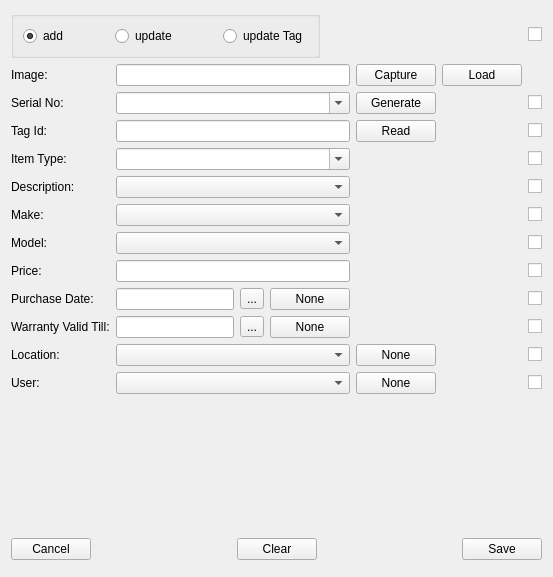
First picture: the form in GUI/uiFiles/Manage_Items.ui, repository aumanimationstudios/Grantha, before the edit.
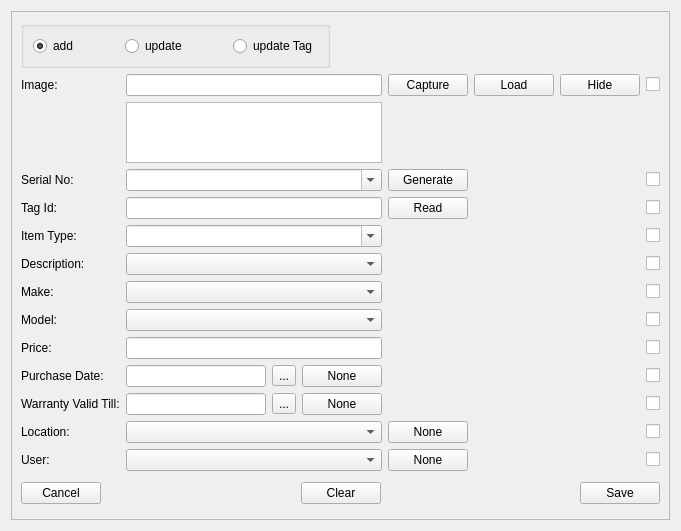
Second picture: the form after the edit.

Commit message: changes in storing images

Patch:
```diff
--- a/GUI/uiFiles/Manage_Items.ui
+++ b/GUI/uiFiles/Manage_Items.ui
@@ -6,24 +6,79 @@
    <rect>
     <x>0</x>
     <y>0</y>
-    <width>553</width>
-    <height>577</height>
+    <width>674</width>
+    <height>531</height>
    </rect>
   </property>
   <property name="windowTitle">
    <string>Form</string>
   </property>
-  <property name="styleSheet">
-   <string notr="true"/>
-  </property>
   <layout class="QGridLayout" name="gridLayout">
-   <item row="0" column="4">
-    <widget class="QCheckBox" name="imageCheckBox">
+   <item row="0" column="0">
+    <widget class="QFrame" name="frame_main">
+     <property name="frameShape">
+      <enum>QFrame::StyledPanel</enum>
+     </property>
+     <property name="frameShadow">
+      <enum>QFrame::Raised</enum>
+     </property>
+     <layout class="QGridLayout" name="gridLayout_2">
+      <item row="6" column="5">
+       <widget class="QCheckBox" name="descriptionCheckBox">
      <property name="text">
       <string/>
      </property>
     </widget>
    </item>
+      <item row="12" column="1">
+       <widget class="QComboBox" name="locationBox">
+        <property name="sizePolicy">
+         <sizepolicy hsizetype="MinimumExpanding" vsizetype="Fixed">
+          <horstretch>0</horstretch>
+          <verstretch>0</verstretch>
+         </sizepolicy>
+        </property>
+        <property name="editable">
+         <bool>false</bool>
+        </property>
+       </widget>
+      </item>
+      <item row="10" column="0">
+       <widget class="QLabel" name="label09">
+        <property name="sizePolicy">
+         <sizepolicy hsizetype="Fixed" vsizetype="Fixed">
+          <horstretch>0</horstretch>
+          <verstretch>0</verstretch>
+         </sizepolicy>
+        </property>
+        <property name="text">
+         <string>Purchase Date:</string>
+        </property>
+       </widget>
+      </item>
+      <item row="1" column="2">
+       <widget class="QPushButton" name="captureButton">
+        <property name="text">
+         <string>Capture</string>
+        </property>
+       </widget>
+      </item>
+      <item row="3" column="0">
+       <widget class="QLabel" name="label02">
+        <property name="sizePolicy">
+         <sizepolicy hsizetype="Fixed" vsizetype="Fixed">
+          <horstretch>0</horstretch>
+          <verstretch>0</verstretch>
+         </sizepolicy>
+        </property>
+        <property name="layoutDirection">
+         <enum>Qt::LeftToRight</enum>
+        </property>
+        <property name="text">
+         <string>Serial No:</string>
+        </property>
+       </widget>
+      </item>
    <item row="1" column="0">
     <widget class="QLabel" name="label01">
      <property name="sizePolicy">
@@ -40,8 +95,8 @@
      </property>
     </widget>
    </item>
-   <item row="11" column="1">
-    <widget class="QComboBox" name="locationBox">
+      <item row="7" column="1">
+       <widget class="QComboBox" name="makeBox">
      <property name="sizePolicy">
       <sizepolicy hsizetype="MinimumExpanding" vsizetype="Fixed">
        <horstretch>0</horstretch>
@@ -53,21 +108,7 @@
      </property>
     </widget>
    </item>
-   <item row="8" column="4">
-    <widget class="QCheckBox" name="priceCheckBox">
-     <property name="text">
-      <string/>
-     </property>
-    </widget>
-   </item>
-   <item row="12" column="4">
-    <widget class="QCheckBox" name="userCheckBox">
-     <property name="text">
-      <string/>
-     </property>
-    </widget>
-   </item>
-   <item row="9" column="1">
+      <item row="10" column="1">
     <layout class="QHBoxLayout" name="horizontalLayout_5">
      <item>
       <widget class="QLineEdit" name="purchaseBox">
@@ -98,8 +139,118 @@
      </item>
     </layout>
    </item>
+      <item row="11" column="1">
+       <layout class="QHBoxLayout" name="horizontalLayout_7">
+        <item>
+         <widget class="QLineEdit" name="validBox">
+          <property name="sizePolicy">
+           <sizepolicy hsizetype="MinimumExpanding" vsizetype="Fixed">
+            <horstretch>0</horstretch>
+            <verstretch>0</verstretch>
+           </sizepolicy>
+          </property>
+          <property name="readOnly">
+           <bool>true</bool>
+          </property>
+         </widget>
+        </item>
+        <item>
+         <widget class="QToolButton" name="validCal">
+          <property name="text">
+           <string>...</string>
+          </property>
+         </widget>
+        </item>
+        <item>
+         <widget class="QPushButton" name="validNoneButton">
+          <property name="text">
+           <string>None</string>
+          </property>
+         </widget>
+        </item>
+       </layout>
+      </item>
+      <item row="8" column="0">
+       <widget class="QLabel" name="label07">
+        <property name="sizePolicy">
+         <sizepolicy hsizetype="Fixed" vsizetype="Fixed">
+          <horstretch>0</horstretch>
+          <verstretch>0</verstretch>
+         </sizepolicy>
+        </property>
+        <property name="text">
+         <string>Model:</string>
+        </property>
+       </widget>
+      </item>
+      <item row="4" column="1">
+       <widget class="QLineEdit" name="tagIdBox">
+        <property name="sizePolicy">
+         <sizepolicy hsizetype="MinimumExpanding" vsizetype="Fixed">
+          <horstretch>0</horstretch>
+          <verstretch>0</verstretch>
+         </sizepolicy>
+        </property>
+        <property name="maxLength">
+         <number>30</number>
+        </property>
+        <property name="clearButtonEnabled">
+         <bool>true</bool>
+        </property>
+       </widget>
+      </item>
+      <item row="4" column="0">
+       <widget class="QLabel" name="label03">
+        <property name="sizePolicy">
+         <sizepolicy hsizetype="Fixed" vsizetype="Fixed">
+          <horstretch>0</horstretch>
+          <verstretch>0</verstretch>
+         </sizepolicy>
+        </property>
+        <property name="layoutDirection">
+         <enum>Qt::LeftToRight</enum>
+        </property>
+        <property name="text">
+         <string>Tag Id:</string>
+        </property>
+       </widget>
+      </item>
+      <item row="9" column="0">
+       <widget class="QLabel" name="label08">
+        <property name="sizePolicy">
+         <sizepolicy hsizetype="Fixed" vsizetype="Fixed">
+          <horstretch>0</horstretch>
+          <verstretch>0</verstretch>
+         </sizepolicy>
+        </property>
+        <property name="text">
+         <string>Price:</string>
+        </property>
+       </widget>
+      </item>
+      <item row="8" column="5">
+       <widget class="QCheckBox" name="modelCheckBox">
+        <property name="text">
+         <string/>
+        </property>
+       </widget>
+      </item>
+      <item row="3" column="2">
+       <widget class="QPushButton" name="generateButton">
+        <property name="text">
+         <string>Generate</string>
+        </property>
+       </widget>
+      </item>
+      <item row="11" column="5">
+       <widget class="QCheckBox" name="validCheckBox">
+        <property name="text">
+         <string/>
+        </property>
+       </widget>
+      </item>
    <item row="11" column="0">
-    <widget class="QLabel" name="label11">
+       <widget class="QLabel" name="label10">
      <property name="sizePolicy">
       <sizepolicy hsizetype="Fixed" vsizetype="Fixed">
        <horstretch>0</horstretch>
@@ -107,18 +258,45 @@
       </sizepolicy>
      </property>
      <property name="text">
-      <string>Location:</string>
+         <string>Warranty Valid Till:</string>
      </property>
     </widget>
    </item>
-   <item row="5" column="4">
-    <widget class="QCheckBox" name="descriptionCheckBox">
+      <item row="5" column="1">
+       <widget class="QComboBox" name="itemTypeBox">
+        <property name="sizePolicy">
+         <sizepolicy hsizetype="MinimumExpanding" vsizetype="Fixed">
+          <horstretch>0</horstretch>
+          <verstretch>0</verstretch>
+         </sizepolicy>
+        </property>
+        <property name="editable">
+         <bool>true</bool>
+        </property>
+       </widget>
+      </item>
+      <item row="13" column="5">
+       <widget class="QCheckBox" name="userCheckBox">
      <property name="text">
       <string/>
      </property>
     </widget>
    </item>
-   <item row="0" column="0" colspan="3">
+      <item row="9" column="5">
+       <widget class="QCheckBox" name="priceCheckBox">
+        <property name="text">
+         <string/>
+        </property>
+       </widget>
+      </item>
+      <item row="12" column="2">
+       <widget class="QPushButton" name="locationNoneButton">
+        <property name="text">
+         <string>None</string>
+        </property>
+       </widget>
+      </item>
+      <item row="0" column="0" colspan="2">
     <widget class="QGroupBox" name="groupBox">
      <property name="sizePolicy">
       <sizepolicy hsizetype="Fixed" vsizetype="Fixed">
@@ -141,7 +319,7 @@
        </widget>
       </item>
       <item>
-       <spacer name="horizontalSpacer">
+          <spacer name="horizontalSpacer_3">
         <property name="orientation">
          <enum>Qt::Horizontal</enum>
         </property>
@@ -183,63 +361,48 @@
      </layout>
     </widget>
    </item>
-   <item row="7" column="0">
-    <widget class="QLabel" name="label07">
-     <property name="sizePolicy">
-      <sizepolicy hsizetype="Fixed" vsizetype="Fixed">
-       <horstretch>0</horstretch>
-       <verstretch>0</verstretch>
-      </sizepolicy>
-     </property>
-     <property name="text">
-      <string>Model:</string>
-     </property>
-    </widget>
-   </item>
-   <item row="12" column="0">
-    <widget class="QLabel" name="label12">
-     <property name="sizePolicy">
-      <sizepolicy hsizetype="Fixed" vsizetype="Fixed">
-       <horstretch>0</horstretch>
-       <verstretch>0</verstretch>
-      </sizepolicy>
-     </property>
-     <property name="text">
-      <string>User:</string>
-     </property>
-    </widget>
-   </item>
-   <item row="7" column="4">
-    <widget class="QCheckBox" name="modelCheckBox">
-     <property name="text">
-      <string/>
-     </property>
-    </widget>
-   </item>
-   <item row="6" column="4">
-    <widget class="QCheckBox" name="makeCheckBox">
+      <item row="5" column="5">
+       <widget class="QCheckBox" name="itemTypeCheckBox">
      <property name="text">
       <string/>
      </property>
     </widget>
    </item>
    <item row="3" column="1">
-    <widget class="QLineEdit" name="tagIdBox">
+       <widget class="QComboBox" name="serialNoBox">
      <property name="sizePolicy">
       <sizepolicy hsizetype="MinimumExpanding" vsizetype="Fixed">
        <horstretch>0</horstretch>
        <verstretch>0</verstretch>
       </sizepolicy>
      </property>
-     <property name="maxLength">
-      <number>30</number>
-     </property>
-     <property name="clearButtonEnabled">
+        <property name="editable">
       <bool>true</bool>
      </property>
     </widget>
    </item>
-   <item row="14" column="0" colspan="5">
+      <item row="4" column="2">
+       <widget class="QPushButton" name="readButton">
+        <property name="text">
+         <string>Read</string>
+        </property>
+       </widget>
+      </item>
+      <item row="13" column="2">
+       <widget class="QPushButton" name="userNoneButton">
+        <property name="text">
+         <string>None</string>
+        </property>
+       </widget>
+      </item>
+      <item row="1" column="5">
+       <widget class="QCheckBox" name="imageCheckBox">
+        <property name="text">
+         <string/>
+        </property>
+       </widget>
+      </item>
+      <item row="14" column="0" colspan="6">
     <layout class="QHBoxLayout" name="horizontalLayout">
      <item>
       <widget class="QPushButton" name="cancelButton">
@@ -269,7 +432,7 @@
       </widget>
      </item>
      <item>
-      <spacer name="horizontalSpacer_3">
+         <spacer name="horizontalSpacer_8">
        <property name="orientation">
         <enum>Qt::Horizontal</enum>
        </property>
@@ -290,176 +453,7 @@
      </item>
     </layout>
    </item>
-   <item row="8" column="0">
-    <widget class="QLabel" name="label08">
-     <property name="sizePolicy">
-      <sizepolicy hsizetype="Fixed" vsizetype="Fixed">
-       <horstretch>0</horstretch>
-       <verstretch>0</verstretch>
-      </sizepolicy>
-     </property>
-     <property name="text">
-      <string>Price:</string>
-     </property>
-    </widget>
-   </item>
-   <item row="2" column="4">
-    <widget class="QCheckBox" name="serialNoCheckBox">
-     <property name="text">
-      <string/>
-     </property>
-    </widget>
-   </item>
-   <item row="12" column="2">
-    <widget class="QPushButton" name="userNoneButton">
-     <property name="text">
-      <string>None</string>
-     </property>
-    </widget>
-   </item>
    <item row="6" column="0">
-    <widget class="QLabel" name="label06">
-     <property name="sizePolicy">
-      <sizepolicy hsizetype="Fixed" vsizetype="Fixed">
-       <horstretch>0</horstretch>
-       <verstretch>0</verstretch>
-      </sizepolicy>
-     </property>
-     <property name="text">
-      <string>Make:</string>
-     </property>
-    </widget>
-   </item>
-   <item row="10" column="1">
-    <layout class="QHBoxLayout" name="horizontalLayout_7">
-     <item>
-      <widget class="QLineEdit" name="validBox">
-       <property name="sizePolicy">
-        <sizepolicy hsizetype="MinimumExpanding" vsizetype="Fixed">
-         <horstretch>0</horstretch>
-         <verstretch>0</verstretch>
-        </sizepolicy>
-       </property>
-       <property name="readOnly">
-        <bool>true</bool>
-       </property>
-      </widget>
-     </item>
-     <item>
-      <widget class="QToolButton" name="validCal">
-       <property name="text">
-        <string>...</string>
-       </property>
-      </widget>
-     </item>
-     <item>
-      <widget class="QPushButton" name="validNoneButton">
-       <property name="text">
-        <string>None</string>
-       </property>
-      </widget>
-     </item>
-    </layout>
-   </item>
-   <item row="3" column="0">
-    <widget class="QLabel" name="label03">
-     <property name="sizePolicy">
-      <sizepolicy hsizetype="Fixed" vsizetype="Fixed">
-       <horstretch>0</horstretch>
-       <verstretch>0</verstretch>
-      </sizepolicy>
-     </property>
-     <property name="layoutDirection">
-      <enum>Qt::LeftToRight</enum>
-     </property>
-     <property name="text">
-      <string>Tag Id:</string>
-     </property>
-    </widget>
-   </item>
-   <item row="3" column="2">
-    <widget class="QPushButton" name="readButton">
-     <property name="text">
-      <string>Read</string>
-     </property>
-    </widget>
-   </item>
-   <item row="8" column="1">
-    <widget class="QLineEdit" name="priceBox">
-     <property name="sizePolicy">
-      <sizepolicy hsizetype="MinimumExpanding" vsizetype="Fixed">
-       <horstretch>0</horstretch>
-       <verstretch>0</verstretch>
-      </sizepolicy>
-     </property>
-     <property name="maxLength">
-      <number>30</number>
-     </property>
-     <property name="clearButtonEnabled">
-      <bool>true</bool>
-     </property>
-    </widget>
-   </item>
-   <item row="2" column="2">
-    <widget class="QPushButton" name="generateButton">
-     <property name="text">
-      <string>Generate</string>
-     </property>
-    </widget>
-   </item>
-   <item row="6" column="1">
-    <widget class="QComboBox" name="makeBox">
-     <property name="sizePolicy">
-      <sizepolicy hsizetype="MinimumExpanding" vsizetype="Fixed">
-       <horstretch>0</horstretch>
-       <verstretch>0</verstretch>
-      </sizepolicy>
-     </property>
-     <property name="editable">
-      <bool>false</bool>
-     </property>
-    </widget>
-   </item>
-   <item row="9" column="0">
-    <widget class="QLabel" name="label09">
-     <property name="sizePolicy">
-      <sizepolicy hsizetype="Fixed" vsizetype="Fixed">
-       <horstretch>0</horstretch>
-       <verstretch>0</verstretch>
-      </sizepolicy>
-     </property>
-     <property name="text">
-      <string>Purchase Date:</string>
-     </property>
-    </widget>
-   </item>
-   <item row="2" column="1">
-    <widget class="QComboBox" name="serialNoBox">
-     <property name="sizePolicy">
-      <sizepolicy hsizetype="MinimumExpanding" vsizetype="Fixed">
-       <horstretch>0</horstretch>
-       <verstretch>0</verstretch>
-      </sizepolicy>
-     </property>
-     <property name="editable">
-      <bool>true</bool>
-     </property>
-    </widget>
-   </item>
-   <item row="13" column="1">
-    <spacer name="verticalSpacer_2">
-     <property name="orientation">
-      <enum>Qt::Vertical</enum>
-     </property>
-     <property name="sizeHint" stdset="0">
-      <size>
-       <width>20</width>
-       <height>40</height>
-      </size>
-     </property>
-    </spacer>
-   </item>
-   <item row="5" column="0">
     <widget class="QLabel" name="label05">
      <property name="sizePolicy">
       <sizepolicy hsizetype="Fixed" vsizetype="Fixed">
@@ -472,7 +466,7 @@
      </property>
     </widget>
    </item>
-   <item row="4" column="0">
+      <item row="5" column="0">
     <widget class="QLabel" name="label04">
      <property name="sizePolicy">
       <sizepolicy hsizetype="Fixed" vsizetype="Fixed">
@@ -485,155 +479,6 @@
      </property>
     </widget>
    </item>
-   <item row="4" column="1">
-    <widget class="QComboBox" name="itemTypeBox">
-     <property name="sizePolicy">
-      <sizepolicy hsizetype="MinimumExpanding" vsizetype="Fixed">
-       <horstretch>0</horstretch>
-       <verstretch>0</verstretch>
-      </sizepolicy>
-     </property>
-     <property name="editable">
-      <bool>true</bool>
-     </property>
-    </widget>
-   </item>
-   <item row="2" column="0">
-    <widget class="QLabel" name="label02">
-     <property name="sizePolicy">
-      <sizepolicy hsizetype="Fixed" vsizetype="Fixed">
-       <horstretch>0</horstretch>
-       <verstretch>0</verstretch>
-      </sizepolicy>
-     </property>
-     <property name="layoutDirection">
-      <enum>Qt::LeftToRight</enum>
-     </property>
-     <property name="text">
-      <string>Serial No:</string>
-     </property>
-    </widget>
-   </item>
-   <item row="11" column="2">
-    <widget class="QPushButton" name="locationNoneButton">
-     <property name="text">
-      <string>None</string>
-     </property>
-    </widget>
-   </item>
-   <item row="11" column="4">
-    <widget class="QCheckBox" name="locationCheckBox">
-     <property name="text">
-      <string/>
-     </property>
-    </widget>
-   </item>
-   <item row="7" column="1">
-    <widget class="QComboBox" name="modelBox">
-     <property name="sizePolicy">
-      <sizepolicy hsizetype="MinimumExpanding" vsizetype="Fixed">
-       <horstretch>0</horstretch>
-       <verstretch>0</verstretch>
-      </sizepolicy>
-     </property>
-     <property name="editable">
-      <bool>false</bool>
-     </property>
-    </widget>
-   </item>
-   <item row="3" column="4">
-    <widget class="QCheckBox" name="tagIdCheckBox">
-     <property name="text">
-      <string/>
-     </property>
-    </widget>
-   </item>
-   <item row="5" column="1">
-    <widget class="QComboBox" name="descriptionBox">
-     <property name="sizePolicy">
-      <sizepolicy hsizetype="MinimumExpanding" vsizetype="Fixed">
-       <horstretch>0</horstretch>
-       <verstretch>0</verstretch>
-      </sizepolicy>
-     </property>
-     <property name="editable">
-      <bool>false</bool>
-     </property>
-    </widget>
-   </item>
-   <item row="10" column="4">
-    <widget class="QCheckBox" name="validCheckBox">
-     <property name="text">
-      <string/>
-     </property>
-    </widget>
-   </item>
-   <item row="10" column="0">
-    <widget class="QLabel" name="label10">
-     <property name="sizePolicy">
-      <sizepolicy hsizetype="Fixed" vsizetype="Fixed">
-       <horstretch>0</horstretch>
-       <verstretch>0</verstretch>
-      </sizepolicy>
-     </property>
-     <property name="text">
-      <string>Warranty Valid Till:</string>
-     </property>
-    </widget>
-   </item>
-   <item row="4" column="4">
-    <widget class="QCheckBox" name="itemTypeCheckBox">
-     <property name="text">
-      <string/>
-     </property>
-    </widget>
-   </item>
-   <item row="9" column="4">
-    <widget class="QCheckBox" name="purchaseCheckBox">
-     <property name="text">
-      <string/>
-     </property>
-    </widget>
-   </item>
-   <item row="12" column="1">
-    <widget class="QComboBox" name="userBox">
-     <property name="sizePolicy">
-      <sizepolicy hsizetype="MinimumExpanding" vsizetype="Fixed">
-       <horstretch>0</horstretch>
-       <verstretch>0</verstretch>
-      </sizepolicy>
-     </property>
-     <property name="editable">
-      <bool>false</bool>
-     </property>
-    </widget>
-   </item>
-   <item row="1" column="1">
-    <widget class="QLineEdit" name="imageBox">
-     <property name="sizePolicy">
-      <sizepolicy hsizetype="MinimumExpanding" vsizetype="Fixed">
-       <horstretch>0</horstretch>
-       <verstretch>0</verstretch>
-      </sizepolicy>
-     </property>
-     <property name="maxLength">
-      <number>100</number>
-     </property>
-     <property name="readOnly">
-      <bool>false</bool>
-     </property>
-     <property name="clearButtonEnabled">
-      <bool>true</bool>
-     </property>
-    </widget>
-   </item>
-   <item row="1" column="2">
-    <widget class="QPushButton" name="captureButton">
-     <property name="text">
-      <string>Capture</string>
-     </property>
-    </widget>
-   </item>
    <item row="1" column="3">
     <widget class="QPushButton" name="loadButton">
      <property name="text">
@@ -641,7 +486,171 @@
      </property>
     </widget>
    </item>
+      <item row="1" column="1">
+       <widget class="QLineEdit" name="imageBox">
+        <property name="sizePolicy">
+         <sizepolicy hsizetype="MinimumExpanding" vsizetype="Fixed">
+          <horstretch>0</horstretch>
+          <verstretch>0</verstretch>
+         </sizepolicy>
+        </property>
+        <property name="tabletTracking">
+         <bool>false</bool>
+        </property>
+        <property name="maxLength">
+         <number>10000</number>
+        </property>
+        <property name="dragEnabled">
+         <bool>false</bool>
+        </property>
+        <property name="readOnly">
+         <bool>true</bool>
+        </property>
+        <property name="cursorMoveStyle">
+         <enum>Qt::LogicalMoveStyle</enum>
+        </property>
+        <property name="clearButtonEnabled">
+         <bool>false</bool>
+        </property>
+       </widget>
+      </item>
+      <item row="12" column="0">
+       <widget class="QLabel" name="label11">
+        <property name="sizePolicy">
+         <sizepolicy hsizetype="Fixed" vsizetype="Fixed">
+          <horstretch>0</horstretch>
+          <verstretch>0</verstretch>
+         </sizepolicy>
+        </property>
+        <property name="text">
+         <string>Location:</string>
+        </property>
+       </widget>
+      </item>
+      <item row="13" column="1">
+       <widget class="QComboBox" name="userBox">
+        <property name="sizePolicy">
+         <sizepolicy hsizetype="MinimumExpanding" vsizetype="Fixed">
+          <horstretch>0</horstretch>
+          <verstretch>0</verstretch>
+         </sizepolicy>
+        </property>
+        <property name="editable">
+         <bool>false</bool>
+        </property>
+       </widget>
+      </item>
+      <item row="9" column="1">
+       <widget class="QLineEdit" name="priceBox">
+        <property name="sizePolicy">
+         <sizepolicy hsizetype="MinimumExpanding" vsizetype="Fixed">
+          <horstretch>0</horstretch>
+          <verstretch>0</verstretch>
+         </sizepolicy>
+        </property>
+        <property name="maxLength">
+         <number>30</number>
+        </property>
+        <property name="clearButtonEnabled">
+         <bool>true</bool>
+        </property>
+       </widget>
+      </item>
+      <item row="13" column="0">
+       <widget class="QLabel" name="label12">
+        <property name="sizePolicy">
+         <sizepolicy hsizetype="Fixed" vsizetype="Fixed">
+          <horstretch>0</horstretch>
+          <verstretch>0</verstretch>
+         </sizepolicy>
+        </property>
+        <property name="text">
+         <string>User:</string>
+        </property>
+       </widget>
+      </item>
+      <item row="4" column="5">
+       <widget class="QCheckBox" name="tagIdCheckBox">
+        <property name="text">
+         <string/>
+        </property>
+       </widget>
+      </item>
+      <item row="10" column="5">
+       <widget class="QCheckBox" name="purchaseCheckBox">
+        <property name="text">
+         <string/>
+        </property>
+       </widget>
+      </item>
+      <item row="8" column="1">
+       <widget class="QComboBox" name="modelBox">
+        <property name="sizePolicy">
+         <sizepolicy hsizetype="MinimumExpanding" vsizetype="Fixed">
+          <horstretch>0</horstretch>
+          <verstretch>0</verstretch>
+         </sizepolicy>
+        </property>
+        <property name="editable">
+         <bool>false</bool>
+        </property>
+       </widget>
+      </item>
+      <item row="7" column="0">
+       <widget class="QLabel" name="label06">
+        <property name="sizePolicy">
+         <sizepolicy hsizetype="Fixed" vsizetype="Fixed">
+          <horstretch>0</horstretch>
+          <verstretch>0</verstretch>
+         </sizepolicy>
+        </property>
+        <property name="text">
+         <string>Make:</string>
+        </property>
+       </widget>
+      </item>
+      <item row="3" column="5">
+       <widget class="QCheckBox" name="serialNoCheckBox">
+        <property name="text">
+         <string/>
+        </property>
+       </widget>
+      </item>
+      <item row="6" column="1">
+       <widget class="QComboBox" name="descriptionBox">
+        <property name="sizePolicy">
+         <sizepolicy hsizetype="MinimumExpanding" vsizetype="Fixed">
+          <horstretch>0</horstretch>
+          <verstretch>0</verstretch>
+         </sizepolicy>
+        </property>
+        <property name="editable">
+         <bool>false</bool>
+        </property>
+       </widget>
+      </item>
+      <item row="7" column="5">
+       <widget class="QCheckBox" name="makeCheckBox">
+        <property name="text">
+         <string/>
+        </property>
+       </widget>
+      </item>
+      <item row="12" column="5">
+       <widget class="QCheckBox" name="locationCheckBox">
+        <property name="text">
+         <string/>
+        </property>
+       </widget>
+      </item>
    <item row="1" column="4">
+       <widget class="QPushButton" name="hideButton">
+        <property name="text">
+         <string>Hide</string>
+        </property>
+       </widget>
+      </item>
+      <item row="0" column="5">
     <widget class="QFrame" name="frame">
      <property name="focusPolicy">
       <enum>Qt::NoFocus</enum>
@@ -658,6 +667,25 @@
      <property name="lineWidth">
       <number>1</number>
      </property>
+       </widget>
+      </item>
+      <item row="2" column="1">
+       <widget class="QListWidget" name="listWidget">
+        <property name="sizePolicy">
+         <sizepolicy hsizetype="MinimumExpanding" vsizetype="Ignored">
+          <horstretch>0</horstretch>
+          <verstretch>0</verstretch>
+         </sizepolicy>
+        </property>
+        <property name="verticalScrollMode">
+         <enum>QAbstractItemView::ScrollPerItem</enum>
+        </property>
+        <property name="horizontalScrollMode">
+         <enum>QAbstractItemView::ScrollPerItem</enum>
+        </property>
+       </widget>
+      </item>
+     </layout>
     </widget>
    </item>
   </layout>
```
Left out of the diff: 6 changed lines with no effect on the pictures. Lines whose indentation alone changed are shown as unchanged. The commit also changes 11 other files.
